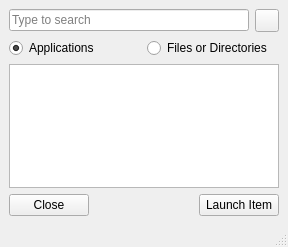
lumina-desktop/lumina, file lumina-search/MainUI.ui: the form before one commit.
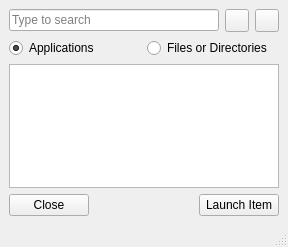
The form after the commit.

Patch:
```diff
--- a/lumina-search/MainUI.ui
+++ b/lumina-search/MainUI.ui
@@ -24,6 +24,16 @@
         </property>
        </widget>
       </item>
+      <item>
+       <widget class="QToolButton" name="tool_configure">
+        <property name="toolTip">
+         <string>Configure search parameters</string>
+        </property>
+        <property name="text">
+         <string notr="true"/>
+        </property>
+       </widget>
+      </item>
       <item>
        <widget class="QToolButton" name="tool_stop">
         <property name="toolTip">
```
